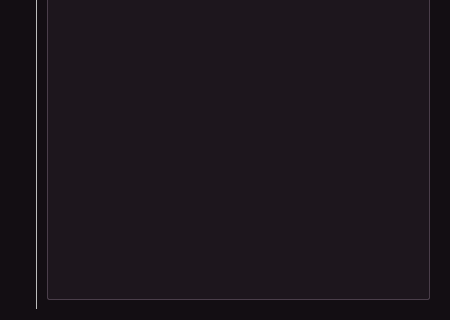
Qt form core/qt5/Main.ui (VainlyStrain/Vailyn) before a commit; both pictures show x 0 to 450 and y 279 to 599 of the 450 by 599 pixel window.
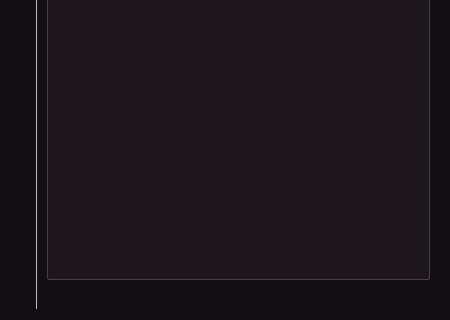
The same form after that commit. The open tabs and pages were chosen to show the change. Icons and pictures are not drawn.

What changed in the file:
```diff
--- a/core/qt5/Main.ui
+++ b/core/qt5/Main.ui
@@ -1620,6 +1620,13 @@
               </item>
              </layout>
             </item>
+            <item>
+             <widget class="QLabel" name="timeLabel">
+              <property name="text">
+               <string/>
+              </property>
+             </widget>
+            </item>
            </layout>
           </widget>
          </widget>
```
Left out of the diff: 3 changed lines with no effect on the pictures.
